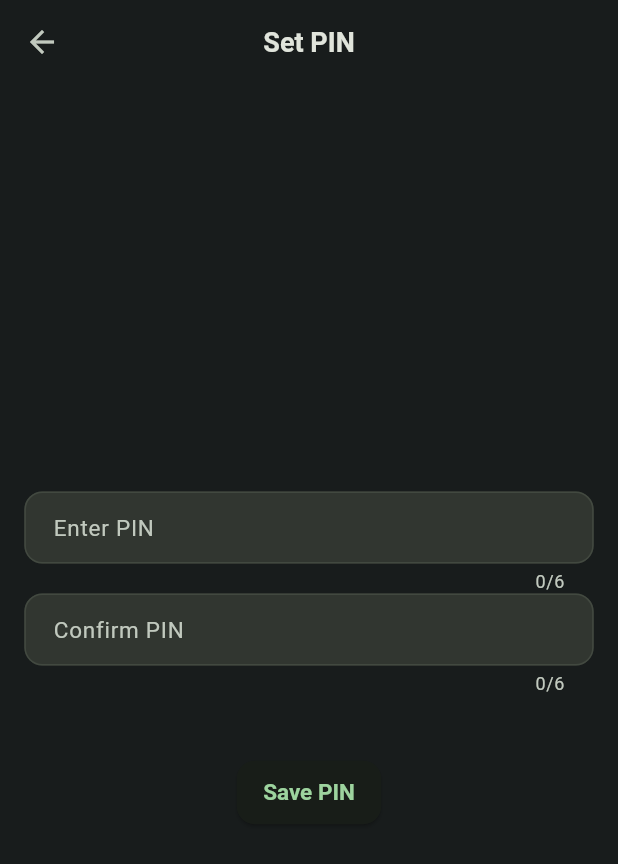
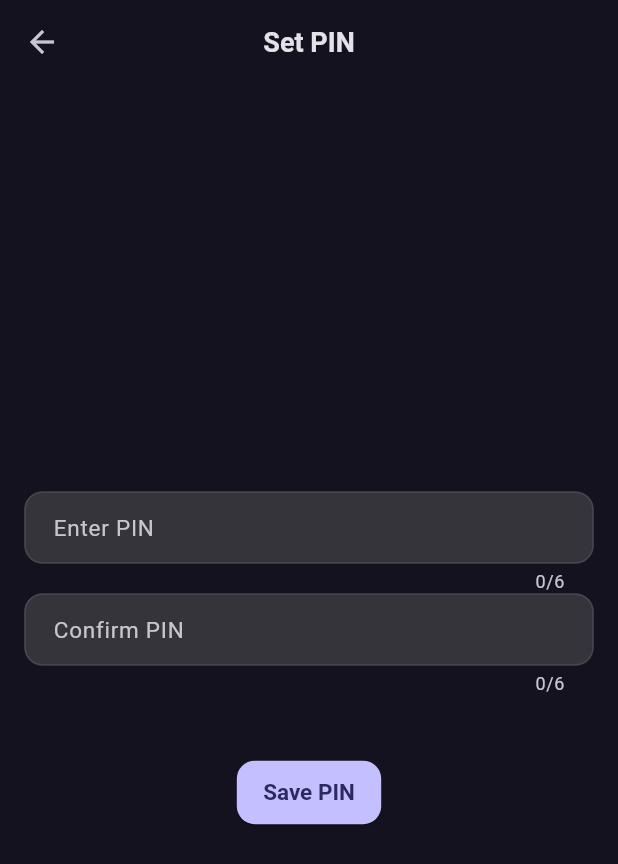
Before and after one commit to Navaskt/fin_track, a Flutter app: the screen it shows after launch, after a tap on "Set PIN", on a phone screen of 412 x 824 dp. Shown: the top 864 px of the screen. Run offline on Flutter 3.47's test engine with Material 3 defaults, Android fonts, the phone set to English and light mode, and no system bars; our stand-ins replace fl_chart, flutter_hooks, flutter_local_notifications, flutter_riverpod, flutter_screenutil, flutter_secure_storage and 10 more; missing offline and left inert: cryptography, google_mlkit_text_recognition; accounts and stored records are empty; Roboto replaces fonts that are missing (Montserrat).

Commit message:
feat: Update app theme colors and refactor MaterialApp.router builder for improved structure

```diff
--- a/lib/app/theme/app_theme.dart
+++ b/lib/app/theme/app_theme.dart
@@ -2,10 +2,11 @@ import 'package:fin_track/core/extensions/spacing_extension.dart';
 import 'package:flutter/material.dart';
 
 // Premium FinMate color system
-const _seed = Color(0xFF00C853); // Emerald
-const _gold = Color(0xFFFBC02D);
+const _seed = Color(0xFF5B4FE8); // Electric Indigo — primary
+const _accent = Color(0xFFFF7A59); // Sunset Coral — secondary accent
+const _success = Color(0xFF00D9A3); // Vivid Mint — gains/positive deltas
 
-const _darkSurface = Color(0xFF181C1C);
+const _darkSurface = Color(0xFF14121F); // Indigo-tinted dark, not flat gray
 
 // ---------- COLOR SCHEME TUNING ----------
 ColorScheme _tunedScheme(Brightness brightness) {
@@ -14,14 +15,11 @@ ColorScheme _tunedScheme(Brightness brightness) {
   if (brightness == Brightness.dark) {
     return base.copyWith(
       surface: _darkSurface,
-      secondary: _gold,
-      onSecondary: const Color(0xFF1C1C1C),
+      secondary: _accent,
+      onSecondary: Colors.white,
     );
   } else {
-    return base.copyWith(
-      secondary: _gold,
-      onSecondary: const Color(0xFF1C1C1C),
-    );
+    return base.copyWith(secondary: _accent, onSecondary: Colors.white);
   }
 }
 
@@ -83,12 +81,12 @@ TextTheme _montserratTextTheme(ColorScheme scheme) {
 //                    FINMATE NUMBER THEME (ThemeExtension)
 // ======================================================================
 class FinMateNumberTheme extends ThemeExtension<FinMateNumberTheme> {
-  final TextStyle amountXL; // e.g., large balance on dashboard
-  final TextStyle amountL; // e.g., card totals
-  final TextStyle amountM; // e.g., list items
-  final TextStyle deltaPositive; // +2.3%
-  final TextStyle deltaNegative; // -2.3%
-  final TextStyle deltaNeutral; // 0.0% or unchanged
+  final TextStyle amountXL;
+  final TextStyle amountL;
+  final TextStyle amountM;
+  final TextStyle deltaPositive;
+  final TextStyle deltaNegative;
+  final TextStyle deltaNeutral;
 
   const FinMateNumberTheme({
     required this.amountXL,
@@ -99,15 +97,16 @@ class FinMateNumberTheme extends ThemeExtension<FinMateNumberTheme> {
     required this.deltaNeutral,
   });
 
-  // Build from a ColorScheme
   factory FinMateNumberTheme.fromScheme(ColorScheme scheme) {
-    // Use tabular figures so columns align nicely
     const features = [FontFeature.tabularFigures()];
 
-    // Choose red that works on both modes
     final lossRed = scheme.brightness == Brightness.dark
         ? const Color(0xFFFF6B6B)
         : const Color(0xFFD32F2F);
+
+    final gainGreen = scheme.brightness == Brightness.dark
+        ? const Color(0xFF3FE8B8)
+        : _success;
 
     return FinMateNumberTheme(
       amountXL: TextStyle(
@@ -137,7 +136,7 @@ class FinMateNumberTheme extends ThemeExtension<FinMateNumberTheme> {
         fontFamily: 'Montserrat',
         fontWeight: FontWeight.w600,
         fontSize: 14.5,
-        color: scheme.primary, // emerald
+        color: gainGreen,
         fontFeatures: features,
       ),
       deltaNegative: TextStyle(
@@ -192,7 +191,6 @@ class FinMateNumberTheme extends ThemeExtension<FinMateNumberTheme> {
   }
 }
 
-// Easy access from BuildContext
 extension FinMateNumberX on BuildContext {
   FinMateNumberTheme get finNumbers =>
       Theme.of(this).extension<FinMateNumberTheme>()!;
@@ -237,8 +235,8 @@ ThemeData buildLightTheme() {
       space: 1,
     ),
     floatingActionButtonTheme: FloatingActionButtonThemeData(
-      backgroundColor: colorScheme.primaryContainer,
-      foregroundColor: colorScheme.onPrimaryContainer,
+      backgroundColor: colorScheme.primary,
+      foregroundColor: colorScheme.onPrimary,
       elevation: 3,
       shape: RoundedRectangleBorder(borderRadius: BorderRadius.circular(16)),
     ),
@@ -267,6 +265,8 @@ ThemeData buildLightTheme() {
     ),
     elevatedButtonTheme: ElevatedButtonThemeData(
       style: ElevatedButton.styleFrom(
+        backgroundColor: colorScheme.primary,
+        foregroundColor: colorScheme.onPrimary,
         padding: 16.padH + 12.padV,
         shape: RoundedRectangleBorder(borderRadius: BorderRadius.circular(12)),
         textStyle: const TextStyle(
@@ -315,8 +315,8 @@ ThemeData buildDarkTheme() {
       space: 1,
     ),
     floatingActionButtonTheme: FloatingActionButtonThemeData(
-      backgroundColor: colorScheme.primaryContainer,
-      foregroundColor: colorScheme.onPrimaryContainer,
+      backgroundColor: colorScheme.primary,
+      foregroundColor: colorScheme.onPrimary,
       elevation: 3,
       shape: RoundedRectangleBorder(borderRadius: BorderRadius.circular(16)),
     ),
@@ -345,6 +345,8 @@ ThemeData buildDarkTheme() {
     ),
     elevatedButtonTheme: ElevatedButtonThemeData(
       style: ElevatedButton.styleFrom(
+        backgroundColor: colorScheme.primary,
+        foregroundColor: colorScheme.onPrimary,
         padding: 16.padH + 12.padV,
         shape: RoundedRectangleBorder(borderRadius: BorderRadius.circular(12)),
         textStyle: const TextStyle(
@@ -358,11 +360,9 @@ ThemeData buildDarkTheme() {
 }
 
 // ======================================================================
-//                     QUICK HELPERS FOR NUMBERS
+//                     QUICK HELPERS FOR NUMBERS  (unchanged)
 // ======================================================================
 
-// Formats a currency with alignment-friendly style.
-// Example: FinMateAmount(amount: -1240.55, prefix: 'AED ')
 class FinMateAmount extends StatelessWidget {
   const FinMateAmount({
     super.key,
@@ -392,7 +392,6 @@ class FinMateAmount extends StatelessWidget {
         ? context.finNumbers.deltaNegative.color
         : scheme.onSurface;
 
-    // You likely already have a formatter like formatAED(...)
     final text = '$prefix${_format(amount)}';
 
     return Text(
@@ -405,7 +404,6 @@ class FinMateAmount extends StatelessWidget {
   }
 
   String _format(double value) {
-    // Simple placeholder. Replace with your formatAED or NumberFormat if you use intl.
     final sign = value < 0 ? '-' : '';
     final abs = value.abs().toStringAsFixed(2);
     return '$sign$abs';
@@ -414,8 +412,6 @@ class FinMateAmount extends StatelessWidget {
 
 enum AmountSize { xl, lg, md }
 
-// Shows a percent delta with colored sign and tabular digits
-// Example: FinMateDelta(value: 0.0345) -> +3.45%
 class FinMateDelta extends StatelessWidget {
   const FinMateDelta({
     super.key,
@@ -425,7 +421,7 @@ class FinMateDelta extends StatelessWidget {
     this.decimals = 2,
   });
 
-  final double value; // e.g., 0.0345 => 3.45%
+  final double value;
   final double textScale;
   final bool showSign;
   final int decimals;
--- a/lib/main.dart
+++ b/lib/main.dart
@@ -44,7 +44,8 @@ class FinTrackApp extends ConsumerWidget {
       designSize: const Size(375, 812),
       minTextAdapt: true,
       splitScreenMode: true,
-      child: MaterialApp.router(
+      builder: (context, child) {
+        return MaterialApp.router(
           title: 'FinTrack',
           debugShowCheckedModeBanner: false,
           routerConfig: router,
@@ -54,7 +55,8 @@ class FinTrackApp extends ConsumerWidget {
           locale: locale,
           supportedLocales: AppLocalizations.supportedLocales,
           localizationsDelegates: AppLocalizations.localizationsDelegates,
-      ),
+        );
+      },
     );
   }
 }
```
Lines whose indentation alone changed are shown as unchanged.
